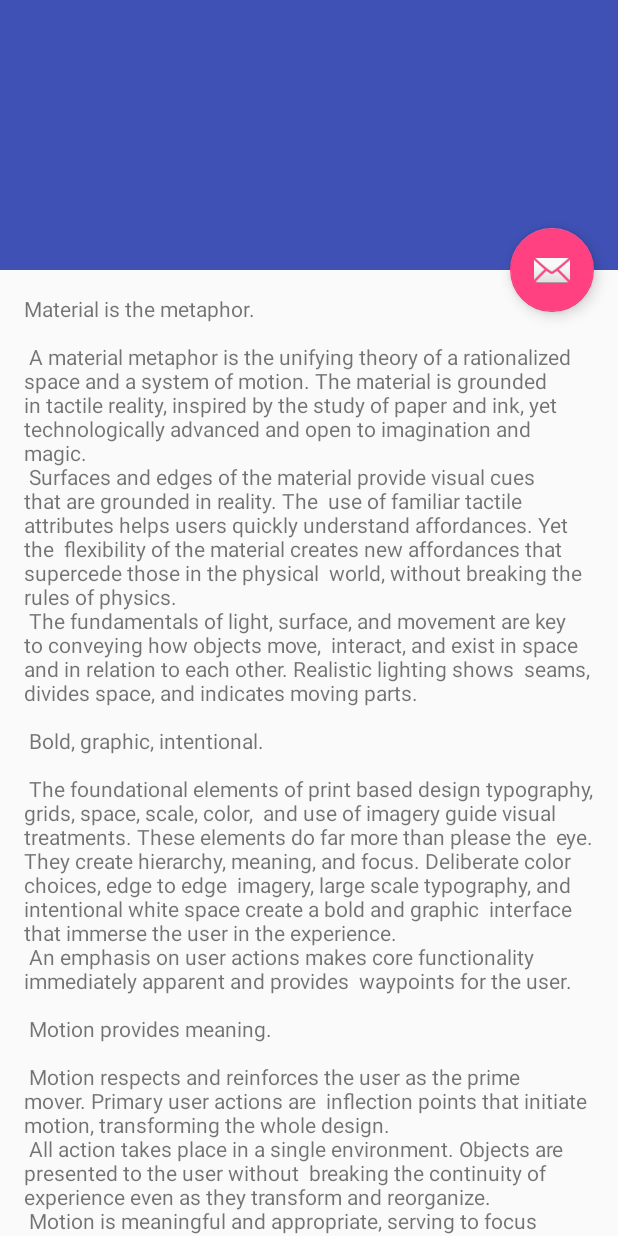
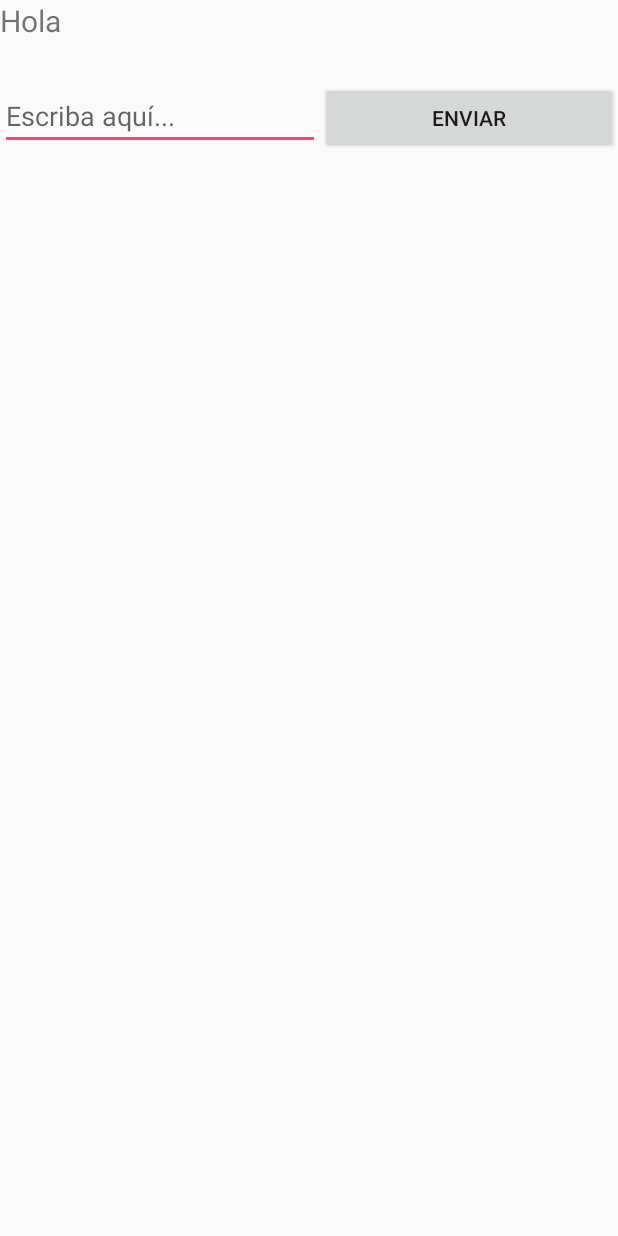
Before and after one commit to darnack/ReflexChat, an Android app: the layout activity_chat.xml on its own in the app's theme, with its tools: preview values and no code run, on a phone screen of 412 x 824 dp. Run offline under Robolectric (Android 15) with nearby library versions, the phone set to English and light mode, and no system bars.

Commit message:
Se agrega actividad de chat

```diff
--- a/app/src/main/AndroidManifest.xml
+++ b/app/src/main/AndroidManifest.xml
@@ -36,8 +36,8 @@
             android:label="Perfil"></activity>
         <activity
             android:name=".ChatActivity"
-            android:label="@string/title_activity_chat"
-            android:theme="@style/AppTheme.NoActionBar"></activity>
+            android:label="xxx">
+        </activity>
     </application>
 
 </manifest>
--- a/app/src/main/java/co/com/reflex/reflexchat/ChatActivity.java
+++ b/app/src/main/java/co/com/reflex/reflexchat/ChatActivity.java
@@ -1,27 +1,36 @@
 package co.com.reflex.reflexchat;
 
 import android.os.Bundle;
-import android.support.design.widget.FloatingActionButton;
-import android.support.design.widget.Snackbar;
 import android.support.v7.app.AppCompatActivity;
-import android.support.v7.widget.Toolbar;
 import android.view.View;
+import android.widget.TextView;
+import android.widget.Button;
+import android.widget.EditText;
+
+import co.com.reflex.reflexchat.util.CacheManager;
 
 public class ChatActivity extends AppCompatActivity {
+
+    private TextView txtChatBot, txtChatMe;
+    private EditText txtEdit;
+    private Button btnChat;
 
     @Override
     protected void onCreate(Bundle savedInstanceState) {
         super.onCreate(savedInstanceState);
         setContentView(R.layout.activity_chat);
-        Toolbar toolbar = (Toolbar) findViewById(R.id.toolbar);
-        setSupportActionBar(toolbar);
 
-        FloatingActionButton fab = (FloatingActionButton) findViewById(R.id.fab);
-        fab.setOnClickListener(new View.OnClickListener() {
+        txtChatBot = (TextView)findViewById(R.id.txtChatBot);
+        txtChatMe = (TextView)findViewById(R.id.txtChatMe);
+        txtEdit = (EditText)findViewById(R.id.txtEdit);
+        btnChat = (Button)findViewById(R.id.btnChat);
+
+        txtChatBot.setText("Hola " + CacheManager.readString(getApplicationContext(), "NickName") );
+
+        btnChat.setOnClickListener(new View.OnClickListener() {
             @Override
             public void onClick(View view) {
-                Snackbar.make(view, "Replace with your own action", Snackbar.LENGTH_LONG)
-                        .setAction("Action", null).show();
+                txtChatMe.setText(txtEdit.getText());
             }
         });
     }
--- a/app/src/main/res/layout/activity_chat.xml
+++ b/app/src/main/res/layout/activity_chat.xml
@@ -1,47 +1,68 @@
 <?xml version="1.0" encoding="utf-8"?>
-<android.support.design.widget.CoordinatorLayout xmlns:android="http://schemas.android.com/apk/res/android"
+<android.support.constraint.ConstraintLayout xmlns:android="http://schemas.android.com/apk/res/android"
     xmlns:app="http://schemas.android.com/apk/res-auto"
     xmlns:tools="http://schemas.android.com/tools"
     android:layout_width="match_parent"
     android:layout_height="match_parent"
-    android:fitsSystemWindows="true"
+    android:windowSoftInputMode="adjustResize"
     tools:context=".ChatActivity">
 
-    <android.support.design.widget.AppBarLayout
-        android:id="@+id/app_bar"
+    <LinearLayout
         android:layout_width="match_parent"
-        android:layout_height="@dimen/app_bar_height"
-        android:fitsSystemWindows="true"
-        android:theme="@style/AppTheme.AppBarOverlay">
+        android:layout_height="fill_parent"
+        android:orientation="vertical">
 
-        <android.support.design.widget.CollapsingToolbarLayout
-            android:id="@+id/toolbar_layout"
+        <ScrollView
+            android:layout_gravity="bottom"
             android:layout_width="match_parent"
-            android:layout_height="match_parent"
-            android:fitsSystemWindows="true"
-            app:contentScrim="?attr/colorPrimary"
-            app:layout_scrollFlags="scroll|exitUntilCollapsed"
-            app:toolbarId="@+id/toolbar">
+            android:layout_height="wrap_content">
 
-            <android.support.v7.widget.Toolbar
-                android:id="@+id/toolbar"
+            <LinearLayout
                 android:layout_width="match_parent"
-                android:layout_height="?attr/actionBarSize"
-                app:layout_collapseMode="pin"
-                app:popupTheme="@style/AppTheme.PopupOverlay" />
+                android:layout_height="wrap_content"
+                android:orientation="vertical">
 
-        </android.support.design.widget.CollapsingToolbarLayout>
-    </android.support.design.widget.AppBarLayout>
 
-    <include layout="@layout/content_chat" />
+                <TextView
+                    android:id="@+id/txtChatBot"
+                    android:layout_width="match_parent"
+                    android:layout_height="wrap_content"
+                    android:textSize="20dp"
+                    android:text="Hola" />
 
-    <android.support.design.widget.FloatingActionButton
-        android:id="@+id/fab"
-        android:layout_width="wrap_content"
-        android:layout_height="wrap_content"
-        android:layout_margin="@dimen/fab_margin"
-        app:layout_anchor="@id/app_bar"
-        app:layout_anchorGravity="bottom|end"
-        app:srcCompat="@android:drawable/ic_dialog_email" />
+                <TextView
+                    android:id="@+id/txtChatMe"
+                    android:layout_width="match_parent"
+                    android:layout_height="wrap_content"
+                    android:textSize="20dp"
+                    android:gravity="right"
+                     />
 
-</android.support.design.widget.CoordinatorLayout>
+            </LinearLayout>
+        </ScrollView>
+
+        <LinearLayout
+            android:layout_width="match_parent"
+            android:layout_height="wrap_content"
+            android:orientation="horizontal">
+
+            <EditText
+                android:id="@+id/txtEdit"
+                android:layout_width="wrap_content"
+                android:layout_height="wrap_content"
+                android:ems="10"
+                android:gravity="bottom"
+                android:hint="Escriba aquí..."
+                android:inputType="textMultiLine" />
+
+            <Button
+                android:id="@+id/btnChat"
+                android:layout_width="wrap_content"
+                android:layout_height="wrap_content"
+                android:layout_weight="1"
+                android:width="5dp"
+                android:text="Enviar" />
+        </LinearLayout>
+    </LinearLayout>
+
+</android.support.constraint.ConstraintLayout>
--- a/app/src/main/res/values/strings.xml
+++ b/app/src/main/res/values/strings.xml
@@ -49,80 +49,6 @@
         "interact, and exist in space and in relation to each other. Realistic lighting shows "
         "seams, divides space, and indicates moving parts.\n\n"
 
-        "Bold, graphic, intentional.\n\n"
-
-        "The foundational elements of print based design typography, grids, space, scale, color, "
-        "and use of imagery guide visual treatments. These elements do far more than please the "
-        "eye. They create hierarchy, meaning, and focus. Deliberate color choices, edge to edge "
-        "imagery, large scale typography, and intentional white space create a bold and graphic "
-        "interface that immerse the user in the experience.\n"
-        "An emphasis on user actions makes core functionality immediately apparent and provides "
-        "waypoints for the user.\n\n"
-
-        "Motion provides meaning.\n\n"
-
-        "Motion respects and reinforces the user as the prime mover. Primary user actions are "
-        "inflection points that initiate motion, transforming the whole design.\n"
-        "All action takes place in a single environment. Objects are presented to the user without "
-        "breaking the continuity of experience even as they transform and reorganize.\n"
-        "Motion is meaningful and appropriate, serving to focus attention and maintain continuity. "
-        "Feedback is subtle yet clear. Transitions are efﬁcient yet coherent.\n\n"
-
-        "3D world.\n\n"
-
-        "The material environment is a 3D space, which means all objects have x, y, and z "
-        "dimensions. The z-axis is perpendicularly aligned to the plane of the display, with the "
-        "positive z-axis extending towards the viewer. Every sheet of material occupies a single "
-        "position along the z-axis and has a standard 1dp thickness.\n"
-        "On the web, the z-axis is used for layering and not for perspective. The 3D world is "
-        "emulated by manipulating the y-axis.\n\n"
-
-        "Light and shadow.\n\n"
-
-        "Within the material environment, virtual lights illuminate the scene. Key lights create "
-        "directional shadows, while ambient light creates soft shadows from all angles.\n"
-        "Shadows in the material environment are cast by these two light sources. In Android "
-        "development, shadows occur when light sources are blocked by sheets of material at "
-        "various positions along the z-axis. On the web, shadows are depicted by manipulating the "
-        "y-axis only. The following example shows the card with a height of 6dp.\n\n"
-
-        "Resting elevation.\n\n"
-
-        "All material objects, regardless of size, have a resting elevation, or default elevation "
-        "that does not change. If an object changes elevation, it should return to its resting "
-        "elevation as soon as possible.\n\n"
-
-        "Component elevations.\n\n"
-
-        "The resting elevation for a component type is consistent across apps (e.g., FAB elevation "
-        "does not vary from 6dp in one app to 16dp in another app).\n"
-        "Components may have different resting elevations across platforms, depending on the depth "
-        "of the environment (e.g., TV has a greater depth than mobile or desktop).\n\n"
-
-        "Responsive elevation and dynamic elevation offsets.\n\n"
-
-        "Some component types have responsive elevation, meaning they change elevation in response "
-        "to user input (e.g., normal, focused, and pressed) or system events. These elevation "
-        "changes are consistently implemented using dynamic elevation offsets.\n"
-        "Dynamic elevation offsets are the goal elevation that a component moves towards, relative "
-        "to the component’s resting state. They ensure that elevation changes are consistent "
-        "across actions and component types. For example, all components that lift on press have "
-        "the same elevation change relative to their resting elevation.\n"
-        "Once the input event is completed or cancelled, the component will return to its resting "
-        "elevation.\n\n"
-
-        "Avoiding elevation interference.\n\n"
-
-        "Components with responsive elevations may encounter other components as they move between "
-        "their resting elevations and dynamic elevation offsets. Because material cannot pass "
-        "through other material, components avoid interfering with one another any number of ways, "
-        "whether on a per component basis or using the entire app layout.\n"
-        "On a component level, components can move or be removed before they cause interference. "
-        "For example, a floating action button (FAB) can disappear or move off screen before a "
-        "user picks up a card, or it can move if a snackbar appears.\n"
-        "On the layout level, design your app layout to minimize opportunities for interference. "
-        "For example, position the FAB to one side of stream of a cards so the FAB won’t interfere "
-        "when a user tries to pick up one of cards.\n\n"
     </string>
     <string name="action_settings">Settings</string>
 </resources>
```
Also changed, not shown: 1 other file.
